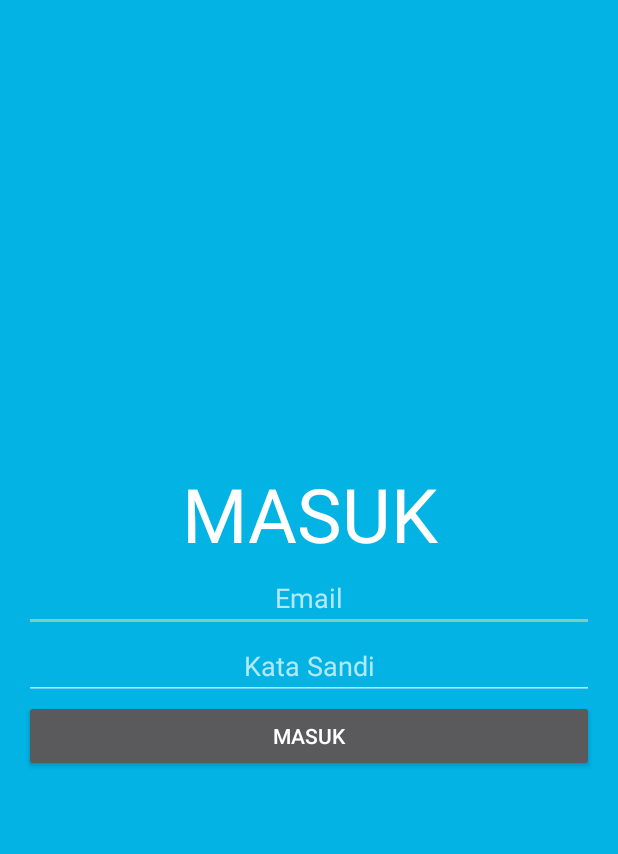
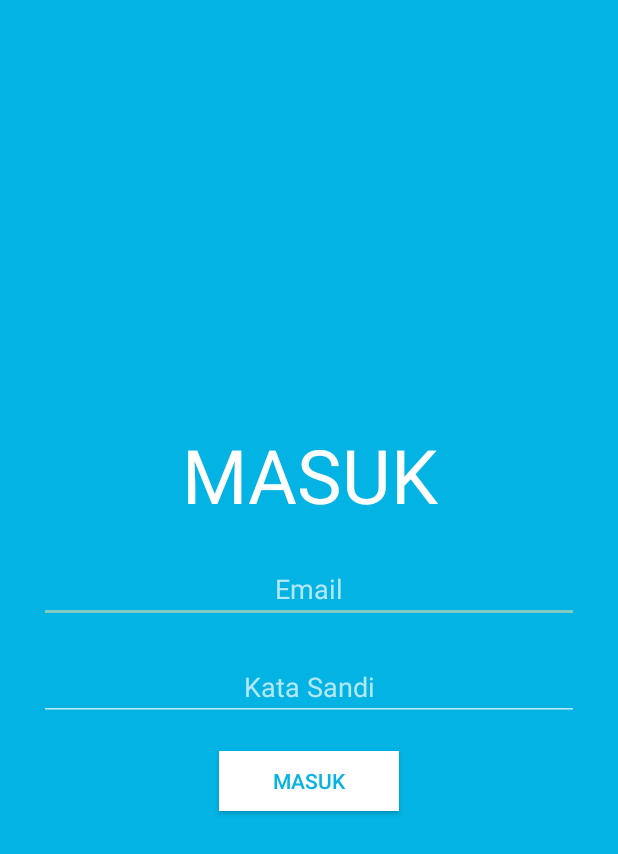
Before and after one commit to christianwijasa/android_csic, an Android app: the screen it shows after launch (LoginActivity), on a phone screen of 412 x 824 dp. Shown: the top 854 px of the screen. Run offline under Robolectric (Android 15) with nearby library versions, the phone set to English and light mode, and no system bars.

Commit message:
Revisi Tampilan Login

```diff
--- a/app/src/main/res/layout/activity_login.xml
+++ b/app/src/main/res/layout/activity_login.xml
@@ -1,5 +1,5 @@
 <?xml version="1.0" encoding="utf-8"?>
-<TableLayout xmlns:android="http://schemas.android.com/apk/res/android"
+<LinearLayout xmlns:android="http://schemas.android.com/apk/res/android"
     xmlns:tools="http://schemas.android.com/tools"
     android:id="@+id/activity_login"
     android:layout_width="match_parent"
@@ -12,46 +12,39 @@
     android:gravity="center"
     tools:context="xyz.christianwijasa.tutorial.LoginActivity">
 
-    <TableRow>
     <TextView
-            android:layout_width="0dp"
+        android:layout_width="match_parent"
         android:layout_height="wrap_content"
-            android:layout_weight="1"
         android:text="MASUK"
         android:textSize="50dp"
         android:textColor="@color/colorWhite"
-            android:textAlignment="center"/>
-    </TableRow>
-    <TableRow>
+        android:textAlignment="center"
+        android:layout_margin="10dp"/>
     <EditText
         android:id="@+id/edit_email"
         android:inputType="textEmailAddress"
         android:layout_width="match_parent"
         android:layout_height="wrap_content"
-            android:layout_weight="1"
         android:textAlignment="center"
         android:textColor="@color/colorWhite"
-            android:hint="Email" />
-    </TableRow>
-    <TableRow>
+        android:hint="Email"
+        android:layout_margin="10dp"/>
     <EditText
         android:id="@+id/edit_password"
         android:inputType="textPassword"
         android:layout_width="match_parent"
         android:layout_height="wrap_content"
-            android:layout_weight="1"
         android:textAlignment="center"
         android:textColor="@color/colorWhite"
-            android:hint="Kata Sandi"/>
-    </TableRow>
-    <TableRow>
+        android:hint="Kata Sandi"
+        android:layout_margin="10dp"/>
     <Button
         android:id="@+id/login_button"
-            android:layout_width="wrap_content"
-            android:layout_height="wrap_content"
-            android:layout_weight="1"
+        android:layout_width="120dp"
+        android:layout_height="40dp"
         android:textAlignment="center"
         android:text="MASUK"
-            android:textColor="@color/colorWhite" />
-    </TableRow>
-</TableLayout>
+        android:textColor="@color/colorBlueButton"
+        android:background="@color/colorWhite"
+        android:layout_margin="10dp"/>
+</LinearLayout>
```
Also changed, not shown: app/src/main/java/xyz/christianwijasa/tutorial/LoginActivity.java (+21 -21 lines), app/src/main/res/layout/app_bar_main.xml (+0 -8 lines). Lines whose indentation alone changed are shown as unchanged.
